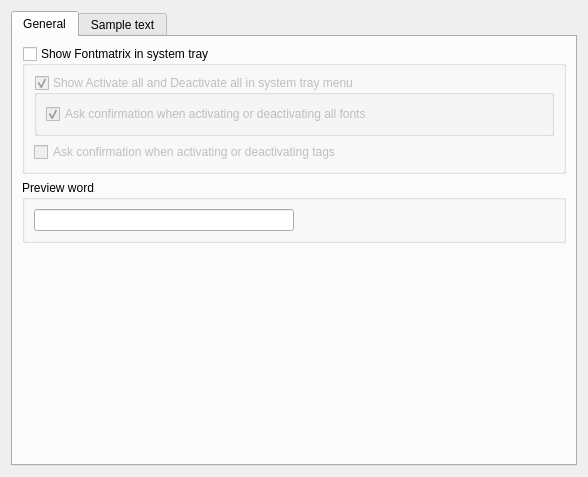
Old version of the form src/prefs_panel.ui in the repository fontmatrix/fontmatrix.
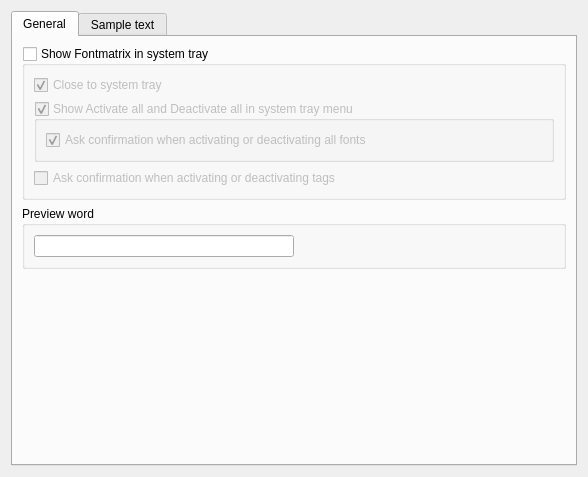
New version of the form. Icons and pictures are not drawn.

Commit message: It's now possible to close the application to the system tray.

Diff of the .ui file:
```diff
--- a/src/prefs_panel.ui
+++ b/src/prefs_panel.ui
@@ -38,6 +38,16 @@
           <bool>false</bool>
          </property>
          <layout class="QVBoxLayout" >
+          <item>
+           <widget class="QCheckBox" name="closeToSystray" >
+            <property name="text" >
+             <string>Close to system tray</string>
+            </property>
+            <property name="checked" >
+             <bool>true</bool>
+            </property>
+           </widget>
+          </item>
           <item>
            <widget class="QGroupBox" name="activateAllFrame" >
             <property name="title" >
```
The commit also changes 4 other files.
